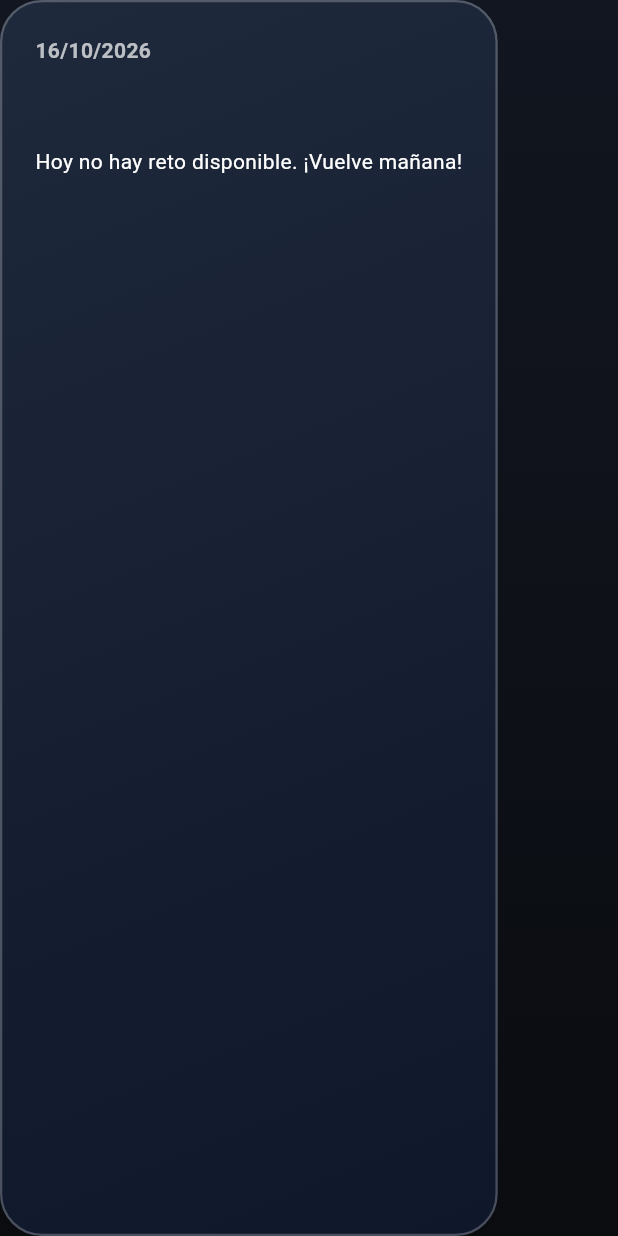
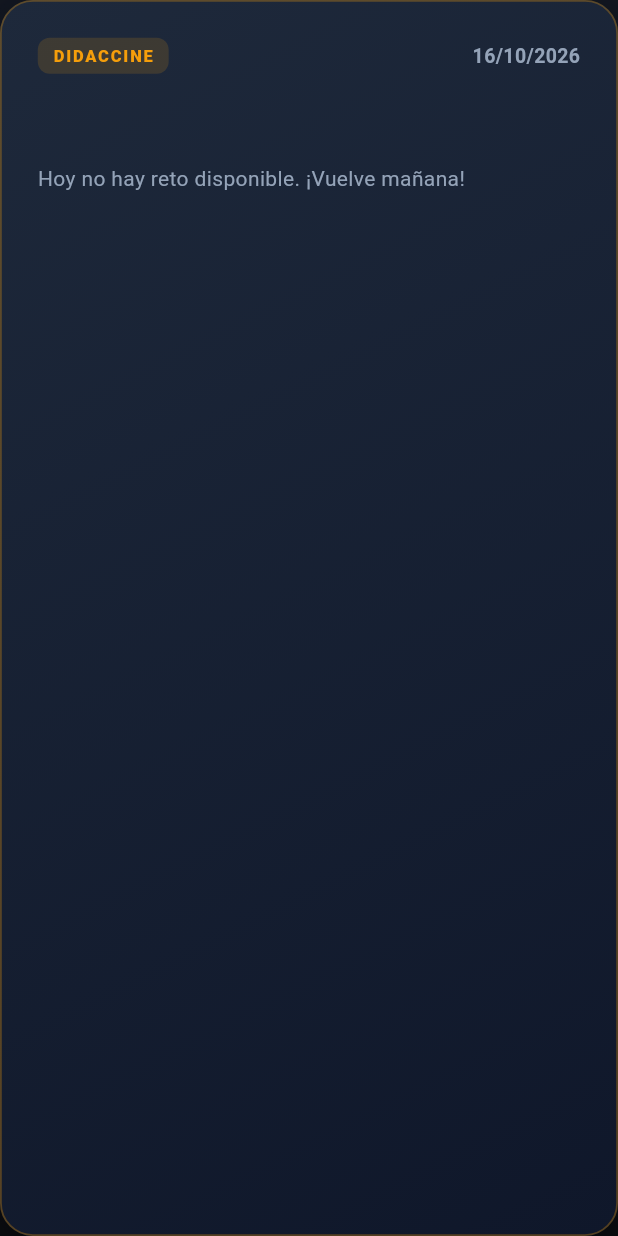
Before and after one commit to AlexLube/didac-quiz, a Flutter app: the _ChallengeCard widget shown alone on an empty page, opened directly with empty values, on a phone screen of 412 x 824 dp. Run offline on Flutter 3.47's test engine with Material 3 defaults, Android fonts, the phone set to English and light mode, and no system bars; our stand-ins replace audioplayers, google_mobile_ads, image_picker, share_plus, shared_preferences, supabase_flutter; accounts and stored records are empty; network calls fail.

Commit message:
Update home_screen.dart

```diff
--- a/app/lib/screens/home_screen.dart
+++ b/app/lib/screens/home_screen.dart
@@ -38,10 +38,18 @@ class _HomeShellState extends State<HomeShell> {
         selectedIndex: _tab,
         onDestinationSelected: (i) => setState(() => _tab = i),
         destinations: [
-          NavigationDestination(icon: const Icon(Icons.movie_rounded), label: tr('tab_today')),
           NavigationDestination(
-              icon: const Icon(Icons.emoji_events_rounded), label: tr('tab_rankings')),
-          NavigationDestination(icon: const Icon(Icons.person_rounded), label: tr('tab_profile')),
+              icon: const Icon(Icons.local_movies_outlined),
+              selectedIcon: const Icon(Icons.local_movies_rounded),
+              label: tr('tab_today')),
+          NavigationDestination(
+              icon: const Icon(Icons.emoji_events_outlined),
+              selectedIcon: const Icon(Icons.emoji_events_rounded),
+              label: tr('tab_rankings')),
+          NavigationDestination(
+              icon: const Icon(Icons.person_outline_rounded),
+              selectedIcon: const Icon(Icons.person_rounded),
+              label: tr('tab_profile')),
         ],
       ),
     );
@@ -68,7 +76,6 @@ class _TodayTabState extends State<TodayTab> {
     _load();
     _clock = Timer.periodic(const Duration(seconds: 30), (_) {
       if (!mounted) return;
-      // Pasada la medianoche UTC, hay reto nuevo.
       final t = _today;
       final nowUtc = DateTime.now().toUtc();
       if (t != null && DateTime.utc(nowUtc.year, nowUtc.month, nowUtc.day).isAfter(t.date)) {
@@ -127,20 +134,29 @@ class _TodayTabState extends State<TodayTab> {
     return RefreshIndicator(
       onRefresh: _load,
       child: ListView(
-        padding: const EdgeInsets.fromLTRB(20, 16, 20, 32),
+        padding: const EdgeInsets.fromLTRB(20, 20, 20, 32),
         children: [
           Row(
             children: [
-              const Icon(Icons.movie_creation_rounded, color: AppColors.accent, size: 34),
-              const SizedBox(width: 10),
-              Text(tr('app_name'), style: const TextStyle(fontSize: 24, fontWeight: FontWeight.w900)),
+              Container(
+                padding: const EdgeInsets.all(8),
+                decoration: BoxDecoration(
+                  color: AppColors.accent.withValues(alpha: 0.14),
+                  borderRadius: BorderRadius.circular(12),
+                ),
+                child: const Icon(Icons.local_movies_rounded, color: AppColors.accent, size: 24),
+              ),
+              const SizedBox(width: 12),
+              Text(tr('app_name'),
+                  style: const TextStyle(
+                      fontSize: 22, fontWeight: FontWeight.w800, letterSpacing: -0.4)),
               const Spacer(),
               if (profile != null) _StreakChip(profile.streakCurrent),
             ],
           ),
-          const SizedBox(height: 20),
+          const SizedBox(height: 22),
           _ChallengeCard(today: t, onPlay: t.available ? _play : null),
-          const SizedBox(height: 16),
+          const SizedBox(height: 14),
           Row(
             children: [
               Expanded(
@@ -160,13 +176,15 @@ class _TodayTabState extends State<TodayTab> {
               ),
             ],
           ),
-          const SizedBox(height: 16),
+          const SizedBox(height: 14),
           if (state.isGuest)
             Card(
               child: ListTile(
+                contentPadding: const EdgeInsets.symmetric(horizontal: 16, vertical: 4),
                 leading: const Icon(Icons.person_add_alt_1_rounded, color: AppColors.amber),
-                title: Text(tr('guest_banner')),
-                trailing: const Icon(Icons.chevron_right_rounded),
+                title: Text(tr('guest_banner'),
+                    style: const TextStyle(fontWeight: FontWeight.w600, fontSize: 14)),
+                trailing: const Icon(Icons.chevron_right_rounded, color: AppColors.textMuted),
                 onTap: () async {
                   await Navigator.of(context)
                       .push(MaterialPageRoute(builder: (_) => const AccountScreen()));
@@ -176,9 +194,11 @@ class _TodayTabState extends State<TodayTab> {
             ),
           Card(
             child: ListTile(
-              leading: const Icon(Icons.lightbulb_rounded, color: AppColors.amber),
-              title: Text(tr('yesterday_solutions')),
-              trailing: const Icon(Icons.chevron_right_rounded),
+              contentPadding: const EdgeInsets.symmetric(horizontal: 16, vertical: 4),
+              leading: const Icon(Icons.lightbulb_outline_rounded, color: AppColors.amber),
+              title: Text(tr('yesterday_solutions'),
+                  style: const TextStyle(fontWeight: FontWeight.w600, fontSize: 14)),
+              trailing: const Icon(Icons.chevron_right_rounded, color: AppColors.textMuted),
               onTap: () => Navigator.of(context)
                   .push(MaterialPageRoute(builder: (_) => const SolutionsScreen())),
             ),
@@ -204,49 +224,99 @@ class _ChallengeCard extends StatelessWidget {
       _ => tr('play'),
     };
     return Container(
-      padding: const EdgeInsets.all(22),
+      padding: const EdgeInsets.all(24),
       decoration: BoxDecoration(
         gradient: AppColors.heroGradient,
-        borderRadius: BorderRadius.circular(28),
-        border: Border.all(color: Colors.white24, width: 1.5),
+        borderRadius: BorderRadius.circular(22),
+        border: Border.all(color: AppColors.accent.withValues(alpha: 0.3), width: 1.2),
+        boxShadow: [
+          BoxShadow(
+            color: Colors.black.withValues(alpha: 0.3),
+            blurRadius: 18,
+            offset: const Offset(0, 8),
+          ),
+        ],
       ),
       child: Column(
         crossAxisAlignment: CrossAxisAlignment.start,
         children: [
-          if (today.available && today.kind != 'general')
-            Container(
-              margin: const EdgeInsets.only(bottom: 10),
-              padding: const EdgeInsets.symmetric(horizontal: 12, vertical: 5),
-              decoration: BoxDecoration(color: Colors.black38, borderRadius: BorderRadius.circular(20)),
-              child: Text(today.kind == 'special' ? tr('special_day') : tr('spotlight_day'),
+          Row(
+            children: [
+              Container(
+                padding: const EdgeInsets.symmetric(horizontal: 10, vertical: 4),
+                decoration: BoxDecoration(
+                  color: AppColors.accent.withValues(alpha: 0.15),
+                  borderRadius: BorderRadius.circular(8),
+                ),
+                child: Text(
+                  today.available && today.kind != 'general'
+                      ? (today.kind == 'special' ? tr('special_day') : tr('spotlight_day'))
+                      : 'DIDACCINE',
                   style: const TextStyle(
-                      color: AppColors.gold, fontWeight: FontWeight.w900, fontSize: 12, letterSpacing: 1.2)),
-            ),
-          Text('${d.day.toString().padLeft(2, '0')}/${d.month.toString().padLeft(2, '0')}/${d.year}',
-              style: const TextStyle(color: Colors.white70, fontWeight: FontWeight.w600)),
-          const SizedBox(height: 6),
+                      color: AppColors.accent,
+                      fontWeight: FontWeight.w800,
+                      fontSize: 11,
+                      letterSpacing: 1.2),
+                ),
+              ),
+              const Spacer(),
+              Text(
+                '${d.day.toString().padLeft(2, '0')}/${d.month.toString().padLeft(2, '0')}/${d.year}',
+                style: const TextStyle(
+                    color: AppColors.textMuted, fontSize: 13, fontWeight: FontWeight.w600),
+              ),
+            ],
+          ),
+          const SizedBox(height: 14),
           Text(title,
-              style: const TextStyle(fontSize: 28, fontWeight: FontWeight.w900, color: Colors.white)),
+              style: const TextStyle(
+                  fontSize: 26,
+                  fontWeight: FontWeight.w900,
+                  letterSpacing: -0.5,
+                  color: AppColors.text)),
           const SizedBox(height: 8),
           if (!today.available)
-            Text(tr('no_challenge'), style: const TextStyle(color: Colors.white))
+            Text(tr('no_challenge'), style: const TextStyle(color: AppColors.textMuted))
           else ...[
-            Text(tr('questions_points', {'max': today.maxPoints > 0 ? today.maxPoints : (today.game?.maxPoints ?? 18)}),
-                style: const TextStyle(color: Colors.white, fontWeight: FontWeight.w700)),
+            Text(
+                tr('questions_points', {
+                  'max': today.maxPoints > 0 ? today.maxPoints : (today.game?.maxPoints ?? 18)
+                }),
+                style: const TextStyle(
+                    color: AppColors.text, fontWeight: FontWeight.w700, fontSize: 14)),
             const SizedBox(height: 4),
-            Text(tr('rules_short'), style: const TextStyle(color: Colors.white70)),
+            Text(tr('rules_short'),
+                style: const TextStyle(color: AppColors.textMuted, fontSize: 13, height: 1.35)),
             if (today.game != null && today.status == 'finished') ...[
-              const SizedBox(height: 12),
-              Text(
-                tr('points_of', {'p': today.game!.totalPoints, 'max': today.game!.maxPoints}),
-                style: const TextStyle(fontSize: 22, fontWeight: FontWeight.w900, color: Colors.white),
+              const SizedBox(height: 14),
+              Container(
+                padding: const EdgeInsets.symmetric(horizontal: 14, vertical: 10),
+                decoration: BoxDecoration(
+                  color: AppColors.background.withValues(alpha: 0.5),
+                  borderRadius: BorderRadius.circular(12),
+                  border: Border.all(color: AppColors.border),
+                ),
+                child: Row(
+                  mainAxisSize: MainAxisSize.min,
+                  children: [
+                    const Icon(Icons.Workspace_premium_rounded, color: AppColors.gold, size: 20),
+                    const SizedBox(width: 8),
+                    Text(
+                      tr('points_of', {'p': today.game!.totalPoints, 'max': today.game!.maxPoints}),
+                      style: const TextStyle(
+                          fontSize: 18, fontWeight: FontWeight.w800, color: AppColors.text),
+                    ),
+                  ],
+                ),
               ),
             ],
-            const SizedBox(height: 18),
-            FilledButton(
-              style: FilledButton.styleFrom(backgroundColor: Colors.black, foregroundColor: Colors.white),
+            const SizedBox(height: 20),
+            FilledButton.icon(
+              icon: Icon(today.status == 'finished'
+                  ? Icons.bar_chart_rounded
+                  : Icons.play_arrow_rounded),
               onPressed: onPlay,
-              child: Text(buttonLabel),
+              label: Text(buttonLabel),
             ),
           ],
         ],
@@ -265,15 +335,15 @@ class _StreakChip extends StatelessWidget {
       padding: const EdgeInsets.symmetric(horizontal: 12, vertical: 6),
       decoration: BoxDecoration(
         color: AppColors.surface,
-        borderRadius: BorderRadius.circular(20),
-        border: Border.all(color: AppColors.border, width: 1.5),
+        borderRadius: BorderRadius.circular(99),
+        border: Border.all(color: AppColors.border, width: 1),
       ),
       child: Row(
         mainAxisSize: MainAxisSize.min,
         children: [
-          const Icon(Icons.local_fire_department_rounded, color: AppColors.curtain, size: 20),
+          const Icon(Icons.local_fire_department_rounded, color: AppColors.accent, size: 18),
           const SizedBox(width: 4),
-          Text('$streak', style: const TextStyle(fontWeight: FontWeight.w800, fontSize: 16)),
+          Text('$streak', style: const TextStyle(fontWeight: FontWeight.w800, fontSize: 14)),
         ],
       ),
     );
@@ -292,14 +362,17 @@ class _InfoTile extends StatelessWidget {
       padding: const EdgeInsets.all(16),
       decoration: BoxDecoration(
           color: AppColors.surface,
-          borderRadius: BorderRadius.circular(22),
-          border: Border.all(color: AppColors.border, width: 1.5)),
+          borderRadius: BorderRadius.circular(16),
+          border: Border.all(color: AppColors.border, width: 1)),
       child: Column(
         crossAxisAlignment: CrossAxisAlignment.start,
         children: [
-          Icon(icon, color: AppColors.amber),
-          const SizedBox(height: 8),
-          Text(value, style: const TextStyle(fontSize: 20, fontWeight: FontWeight.w800)),
+          Icon(icon, color: AppColors.amber, size: 20),
+          const SizedBox(height: 10),
+          Text(value,
+              style: const TextStyle(
+                  fontSize: 20, fontWeight: FontWeight.w800, letterSpacing: -0.3)),
+          const SizedBox(height: 2),
           Text(label, style: const TextStyle(color: AppColors.textMuted, fontSize: 12)),
         ],
       ),
```
